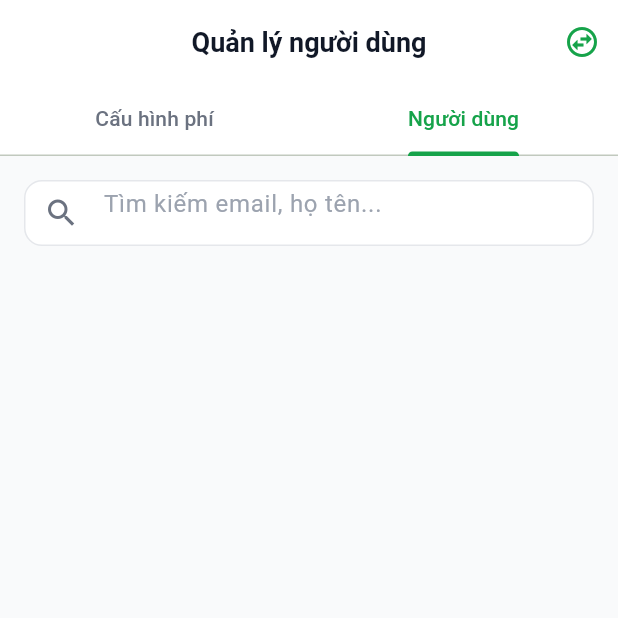
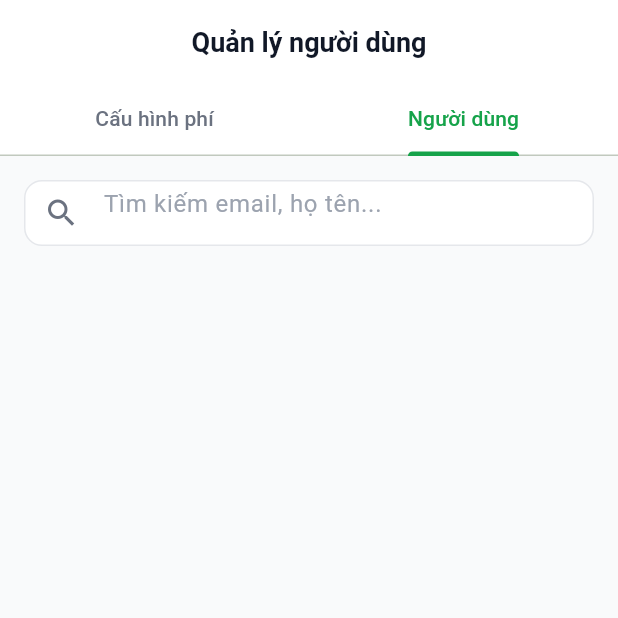
Before and after one commit to hoangtruong01/ev-resale-platform, a Flutter app: the AdminSettingsScreen screen opened by its route, tab 2 chosen, on a phone screen of 412 x 824 dp, the top half of it. Run offline on Flutter 3.47's test engine with Material 3 defaults, Android fonts, the phone set to English and light mode, and no system bars; our stand-ins replace cached_network_image, dio, fl_chart, flutter_dotenv, flutter_riverpod, flutter_secure_storage and 6 more; accounts and stored records are empty; network calls fail; Roboto replaces fonts that are missing (BeVietnamPro).

Commit message:
fix flow admin

```diff
--- a/mobile/lib/features/admin/screens/admin_settings_screen.dart
+++ b/mobile/lib/features/admin/screens/admin_settings_screen.dart
@@ -2,9 +2,7 @@ import 'package:flutter/material.dart';
 import 'package:flutter_riverpod/flutter_riverpod.dart';
 import '../../../core/theme/app_theme.dart';
 import '../../../core/network/dio_client.dart';
-import '../../../core/auth/session_state_provider.dart';
 import '../../../core/utils/app_utils.dart';
-import 'package:go_router/go_router.dart';
 import 'kyc_review_detail_screen.dart';
 
 class AdminSettingsScreen extends ConsumerStatefulWidget {
@@ -48,16 +46,6 @@ class _AdminSettingsScreenState extends ConsumerState<AdminSettingsScreen> with
         title: Text(_tabController.index == 0 ? 'Cấu hình phí' : 'Quản lý người dùng'),
         backgroundColor: isDark ? AppTheme.darkSurface : Colors.white,
         foregroundColor: isDark ? Colors.white : AppTheme.grey900,
-        actions: [
-          IconButton(
-            icon: const Icon(Icons.swap_horizontal_circle_outlined, color: AppTheme.primaryGreen),
-            tooltip: 'Chuyển về User Mode',
-            onPressed: () {
-              ref.read(adminModeProvider.notifier).state = false;
-              context.go('/');
-            },
-          ),
-        ],
         bottom: TabBar(
           controller: _tabController,
           indicatorColor: AppTheme.primaryGreen,
```
Also changed, not shown: mobile/lib/features/admin/screens/admin_more_screen.dart (+6 -13 lines).
